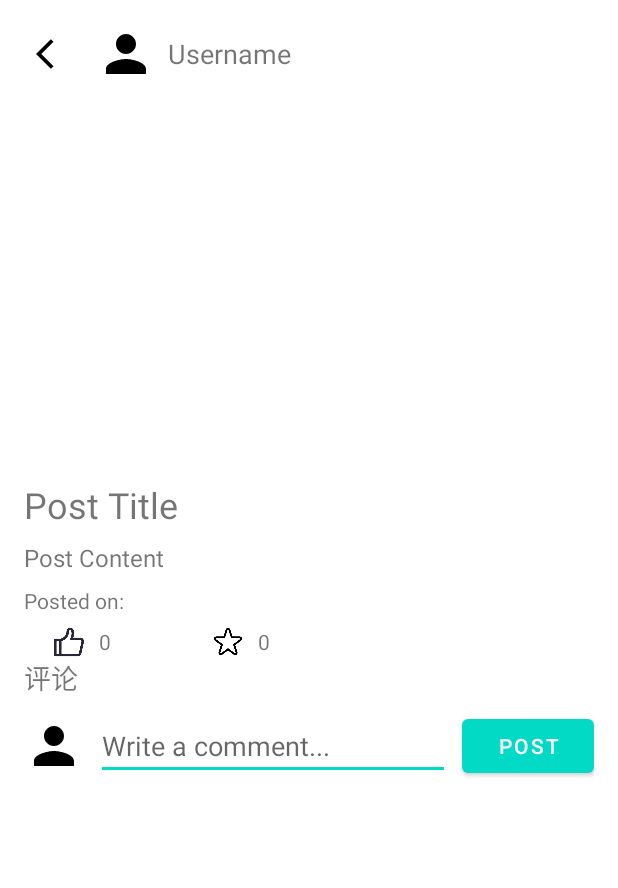
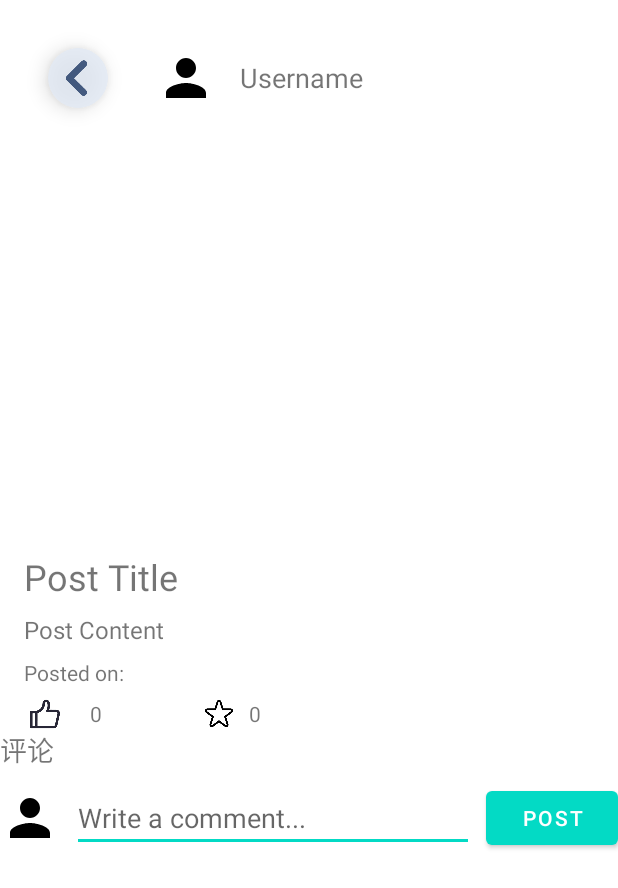
Before and after one commit to xinxuefanxuan/napnap, an Android app: the layout activity_post_detail.xml on its own in the app's theme, with its tools: preview values and no code run, on a phone screen of 412 x 824 dp. Shown: the top 888 px of the screen. Run offline under Robolectric (Android 15) with nearby library versions, the phone set to English and light mode, and no system bars; network calls fail.

Commit message:
UI美化4期

```diff
--- a/app/build.gradle.kts
+++ b/app/build.gradle.kts
@@ -64,6 +64,7 @@ dependencies {
     implementation("com.google.firebase:firebase-analytics")
 //    implementation("com.android.support:appcompat-v7:30.0.0")
     implementation("com.google.firebase:firebase-messaging:latest_version")
+    implementation ("com.squareup.okhttp3:okhttp-sse:4.9.3")
 
 
     testImplementation(libs.junit)
--- a/app/src/main/java/com/work37/napnap/detail/PostDetailActivity.java
+++ b/app/src/main/java/com/work37/napnap/detail/PostDetailActivity.java
@@ -405,6 +405,7 @@ public class PostDetailActivity extends PublicActivity {
 //        }
 //        return commentList;
 //    }
+
     private List<CommentAndUser> getCommentList(List<CommentUnderPostVO> records) {
         List<CommentAndUser> commentList = new ArrayList<>();
         List<CompletableFuture<Void>> futures = new ArrayList<>();
@@ -414,6 +415,7 @@ public class PostDetailActivity extends PublicActivity {
             if(commentAndUser.getCommentType()==0){
                 commentAndUser.setParentUser(null);
             }
+            //获取用户名和对象
             futures.add(loadUserAsync(commentAndUser));
 
             List<CommentUnderPostVO> convertList = new ArrayList<>();
--- a/app/src/main/java/com/work37/napnap/detail/UserDetailActivity.java
+++ b/app/src/main/java/com/work37/napnap/detail/UserDetailActivity.java
@@ -211,10 +211,8 @@ public class UserDetailActivity extends PublicActivity {
                 int code = jsonObject.getInt("code");
                 boolean data = jsonObject.getBoolean("data");
                 if (code == 0) {
-                    runOnUiThread(() -> {
-                        isFollowing = data;
-                        updateFollowButton();
-                    });
+                    isFollowing = data;
+                    updateFollowButton();
                 } else {
                     runOnUiThread(() -> {
                         Toast.makeText(getApplicationContext(), "网络错误", Toast.LENGTH_SHORT).show();
--- a/app/src/main/res/layout/activity_post_detail.xml
+++ b/app/src/main/res/layout/activity_post_detail.xml
@@ -5,7 +5,6 @@
     android:layout_width="match_parent"
     android:layout_height="match_parent"
     android:orientation="vertical"
-    android:padding="16dp"
     tools:context=".detail.PostDetailActivity">
 
     <!-- Top bar with back button, user avatar, username, and follow button -->
@@ -16,27 +15,36 @@
         android:gravity="center_vertical"
         android:paddingBottom="8dp">
 
-        <ImageButton
-            android:id="@+id/backButton"
-            android:layout_width="40dp"
-            android:layout_height="40dp"
-            android:src="@drawable/baseline_arrow_back_ios_24"
-            android:background="?attr/selectableItemBackgroundBorderless"
-            android:contentDescription="@string/back" />
+        <androidx.cardview.widget.CardView
+            android:id="@+id/cardview"
+            android:layout_width="wrap_content"
+            android:layout_height="wrap_content"
+            android:layout_margin="32dp"
+            android:alpha="0.8"
+            app:cardCornerRadius="20dp"
+            app:cardElevation="8dp">
+
+            <ImageButton
+                android:id="@+id/backButton"
+                android:layout_width="40dp"
+                android:layout_height="40dp"
+                android:background="?attr/selectableItemBackgroundBorderless"
+                android:scaleType="centerCrop"
+                android:src="@drawable/backbutton" />
+        </androidx.cardview.widget.CardView>
 
         <ImageView
             android:id="@+id/userAvatar"
             android:layout_width="40dp"
             android:layout_height="40dp"
-            android:layout_marginStart="8dp"
             android:layout_marginEnd="8dp"
-            android:src="@drawable/baseline_person_24"
-            />
+            android:src="@drawable/baseline_person_24" />
 
         <TextView
             android:id="@+id/username"
             android:layout_width="wrap_content"
             android:layout_height="wrap_content"
+            android:layout_marginStart="8dp"
             android:text="Username"
             android:textSize="18sp"
             android:layout_weight="1" />
@@ -56,6 +64,7 @@
         android:layout_height="200dp"
         android:layout_marginBottom="8dp" />
 
+    <!-- Post title -->
     <com.google.android.material.tabs.TabLayout
         android:id="@+id/tabLayout"
         android:layout_width="match_parent"
@@ -65,11 +74,11 @@
         app:tabIndicatorHeight="0dp"
         app:tabMode="fixed" />
 
-    <!-- Post title -->
     <TextView
         android:id="@+id/postTitle"
         android:layout_width="match_parent"
         android:layout_height="wrap_content"
+        android:layout_marginStart="16dp"
         android:text="Post Title"
         android:textSize="24sp"
         android:layout_marginBottom="8dp" />
@@ -80,6 +89,7 @@
         android:layout_width="match_parent"
         android:layout_height="wrap_content"
         android:text="Post Content"
+        android:layout_marginStart="16dp"
         android:textSize="16sp"
         android:layout_marginBottom="8dp" />
 
@@ -95,6 +105,7 @@
             android:id="@+id/postTimestamp"
             android:layout_width="wrap_content"
             android:layout_height="wrap_content"
+            android:layout_marginStart="16dp"
             android:text="Posted on: "
             android:layout_weight="1" />
 
@@ -109,7 +120,7 @@
             android:layout_width="20dp"
             android:layout_height="20dp"
             android:scaleType="centerCrop"
-            android:layout_marginLeft="20dp"
+            android:layout_marginStart="20dp"
             android:src="@drawable/unlike"
             android:background="?attr/selectableItemBackgroundBorderless" />
 
@@ -117,7 +128,7 @@
             android:id="@+id/likeCount"
             android:layout_width="wrap_content"
             android:layout_height="wrap_content"
-            android:layout_marginStart="10dp"
+            android:layout_marginStart="20dp"
             android:text="0"
             android:layout_marginEnd="8dp" />
 
```
Also changed, not shown: app/src/main/java/com/work37/napnap/Adaptor/UserAdaptor.java (+7 -1 lines), app/src/main/java/com/work37/napnap/MainActivity.java (+8 -4 lines), app/src/main/java/com/work37/napnap/ui/search/SearchActivity.java (+0 -22 lines).
